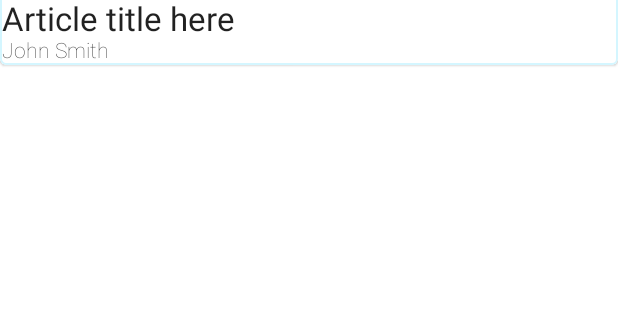
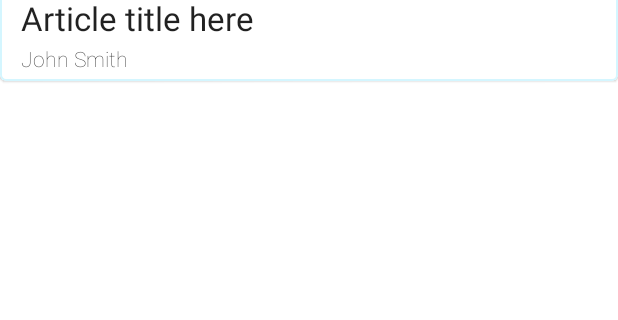
Before and after one commit to welshk91/Pheme, an Android app: the layout article_item.xml on its own in the app's theme, with its tools: preview values and no code run, on a phone screen of 412 x 824 dp, the part 411-731 px from its top. Run offline under Robolectric (Android 15) with nearby library versions, the phone set to English and light mode, and no system bars.

Commit message:
Added margin for article items

```diff
--- a/app/src/main/res/layout/article_item.xml
+++ b/app/src/main/res/layout/article_item.xml
@@ -29,6 +29,9 @@
             style="@style/DashboardArticleTitle"
             android:layout_width="0dp"
             android:layout_height="wrap_content"
+            android:layout_marginStart="@dimen/dashboardArticleTitleStart"
+            android:layout_marginEnd="@dimen/dashboardArticleTitleEnd"
+            android:layout_marginBottom="@dimen/dashboardArticleTitleBottom"
             app:layout_constraintStart_toStartOf="parent"
             app:layout_constraintEnd_toEndOf="parent"
             app:layout_constraintBottom_toTopOf="@id/author"
@@ -39,6 +42,9 @@
             style="@style/DashboardArticleAuthor"
             android:layout_width="0dp"
             android:layout_height="wrap_content"
+            android:layout_marginStart="@dimen/dashboardArticleAuthorStart"
+            android:layout_marginEnd="@dimen/dashboardArticleAuthorEnd"
+            android:layout_marginBottom="@dimen/dashboardArticleAuthorBottom"
             app:layout_constraintStart_toStartOf="parent"
             app:layout_constraintEnd_toEndOf="parent"
             app:layout_constraintBottom_toBottomOf="parent"
--- a/app/src/main/res/values/dimens.xml
+++ b/app/src/main/res/values/dimens.xml
@@ -7,6 +7,12 @@
     <dimen name="dashboardArticleMinHeight">200dp</dimen>
     <dimen name="dashboardArticleTitle">22sp</dimen>
     <dimen name="dashboardArticleAuthor">14sp</dimen>
+    <dimen name="dashboardArticleTitleStart">14dp</dimen>
+    <dimen name="dashboardArticleTitleEnd">14dp</dimen>
+    <dimen name="dashboardArticleTitleBottom">6dp</dimen>
+    <dimen name="dashboardArticleAuthorStart">14dp</dimen>
+    <dimen name="dashboardArticleAuthorEnd">14dp</dimen>
+    <dimen name="dashboardArticleAuthorBottom">6dp</dimen>
 
     <dimen name="detailsArticleTitle">28sp</dimen>
     <dimen name="detailsArticleAuthor">16sp</dimen>
```
